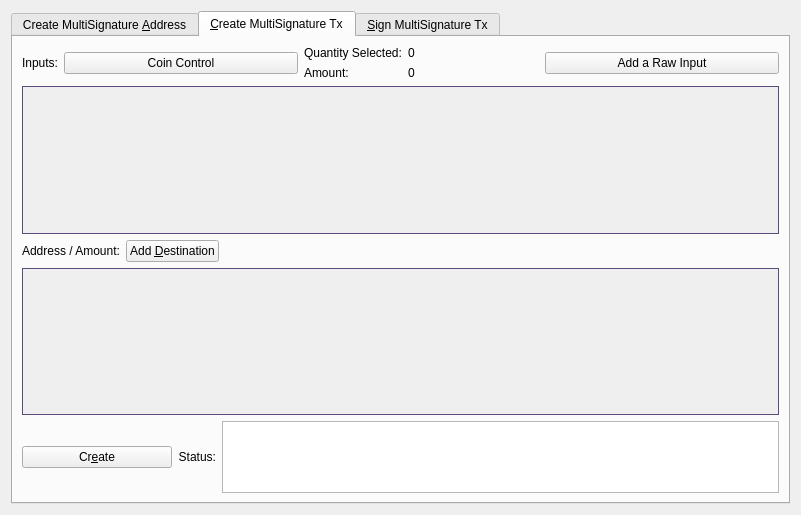
Khrysus-dev/KhrysusCoin, file src/qt/forms/multisigdialog.ui: the form before one commit.
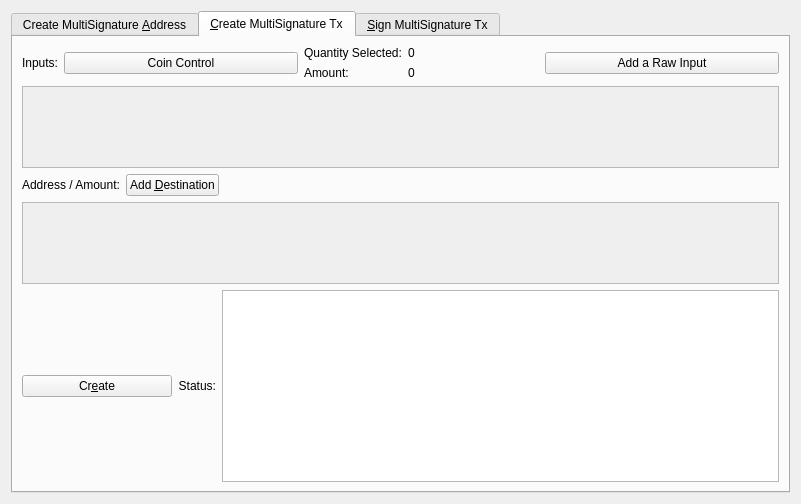
The form after the commit. The open tabs and pages were chosen to show the change. Icons and pictures are not drawn.

Patch:
```diff
--- a/src/qt/forms/multisigdialog.ui
+++ b/src/qt/forms/multisigdialog.ui
@@ -7,7 +7,7 @@
     <x>0</x>
     <y>0</y>
     <width>801</width>
-    <height>515</height>
+    <height>504</height>
    </rect>
   </property>
   <property name="sizePolicy">
@@ -23,7 +23,10 @@
    <item>
     <widget class="QTabWidget" name="multisigTabWidget">
      <property name="styleSheet">
-      <string notr="true">QScrollArea{border: 1px solid #5b4c7c;}</string>
+      <string notr="true">QScrollArea{border: 1px solid #5b4c7c;}
+QFrame{background-color:#f2f0f0;}
+QLabel{background-color:#ffffff;}
+QFrame &gt; QLabel{background-color:#f2f0f0;}</string>
      </property>
      <property name="currentIndex">
       <number>1</number>
@@ -397,8 +400,8 @@
                <rect>
                 <x>0</x>
                 <y>0</y>
-                <width>747</width>
-                <height>131</height>
+                <width>98</width>
+                <height>28</height>
                </rect>
               </property>
               <layout class="QVBoxLayout" name="verticalLayout_7">
@@ -413,7 +416,7 @@
                  <property name="sizeHint" stdset="0">
                   <size>
                    <width>20</width>
-                   <height>80</height>
+                   <height>40</height>
                   </size>
                  </property>
                 </spacer>
@@ -482,8 +485,8 @@
                <rect>
                 <x>0</x>
                 <y>0</y>
-                <width>747</width>
-                <height>130</height>
+                <width>98</width>
+                <height>28</height>
                </rect>
               </property>
               <layout class="QVBoxLayout" name="verticalLayout_11">
@@ -571,12 +574,16 @@
                  <height>16777215</height>
                 </size>
                </property>
-               <property name="sizeAdjustPolicy">
-                <enum>QAbstractScrollArea::AdjustToContents</enum>
-               </property>
                <property name="readOnly">
                 <bool>true</bool>
                </property>
+               <property name="html">
+                <string>&lt;!DOCTYPE HTML PUBLIC &quot;-//W3C//DTD HTML 4.0//EN&quot; &quot;http://www.w3.org/TR/REC-html40/strict.dtd&quot;&gt;
+&lt;html&gt;&lt;head&gt;&lt;meta name=&quot;qrichtext&quot; content=&quot;1&quot; /&gt;&lt;style type=&quot;text/css&quot;&gt;
+p, li { white-space: pre-wrap; }
+&lt;/style&gt;&lt;/head&gt;&lt;body style=&quot; font-family:'Noto Sans'; font-size:9pt; font-weight:400; font-style:normal;&quot;&gt;
+&lt;p style=&quot;-qt-paragraph-type:empty; margin-top:0px; margin-bottom:0px; margin-left:0px; margin-right:0px; -qt-block-indent:0; text-indent:0px;&quot;&gt;&lt;br /&gt;&lt;/p&gt;&lt;/body&gt;&lt;/html&gt;</string>
+               </property>
               </widget>
              </item>
             </layout>
```
Left out of the diff: 28 changed lines with no effect on the pictures.
